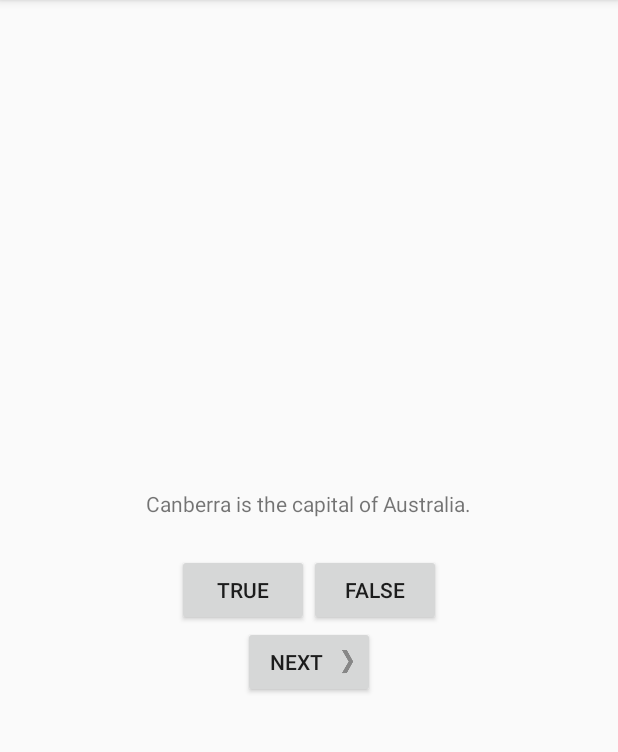
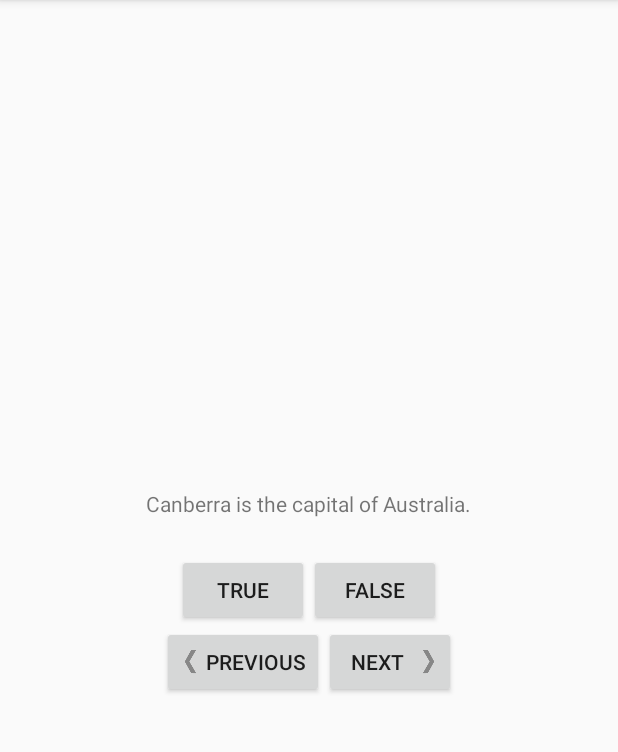
Before and after one commit to raicalvin/abnr-p1-geoquiz, an Android app: the screen it shows after launch (QuizActivity), on a phone screen of 412 x 824 dp, the part 84-836 px from its top. Run offline under Robolectric (Android 15) with nearby library versions, the phone set to English and light mode, and no system bars.

Commit message:
Added Previous button the main XML layout.

```diff
--- a/app/src/main/res/layout/activity_quiz.xml
+++ b/app/src/main/res/layout/activity_quiz.xml
@@ -31,12 +31,27 @@
 
     </LinearLayout>
 
-    <Button
-        android:id="@+id/next_button"
+    <LinearLayout
         android:layout_width="wrap_content"
         android:layout_height="wrap_content"
-        android:text="@string/next_button"
-        android:drawableRight="@drawable/arrow_right"
-        android:drawablePadding="4dp"/>
+        android:orientation="horizontal">
+
+        <Button
+            android:id="@+id/prev_button"
+            android:layout_width="wrap_content"
+            android:layout_height="wrap_content"
+            android:text="@string/prev_button"
+            android:drawableLeft="@drawable/arrow_left"
+            android:drawablePadding="4dp"/>
+
+        <Button
+            android:id="@+id/next_button"
+            android:layout_width="wrap_content"
+            android:layout_height="wrap_content"
+            android:text="@string/next_button"
+            android:drawableRight="@drawable/arrow_right"
+            android:drawablePadding="4dp"/>
+
+    </LinearLayout>
 
 </LinearLayout>
--- a/app/src/main/res/values/strings.xml
+++ b/app/src/main/res/values/strings.xml
@@ -5,6 +5,7 @@
     <string name="correct_toast">Correct!</string>
     <string name="incorrect_toast">Incorrect!</string>
     <string name="next_button">Next</string>
+    <string name="prev_button">Previous</string>
 
     <string name="question_australia">Canberra is the capital of Australia.</string>
     <string name="question_oceans">The Pacific Ocean is larger than the Atlantic Ocean.</string>
```
